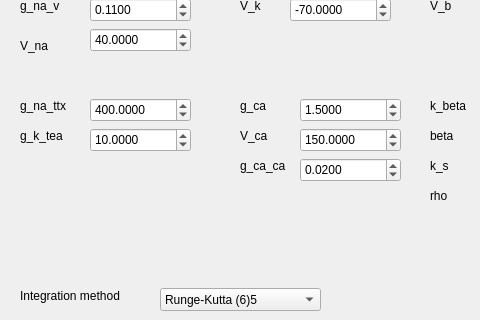
Old version of the form model_library/neuron/CPG_Model/nm_gui_cpg_model.ui in the repository GNB-UAM/RTHybrid; both pictures show x 0 to 480 and y 142 to 462 of the 609 by 462 pixel window.
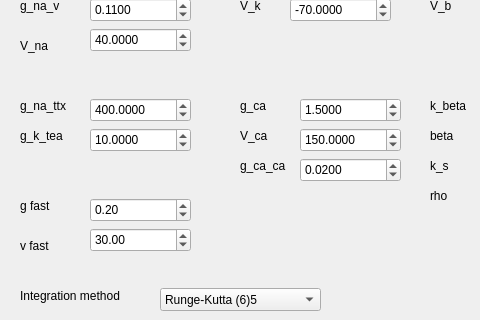
New version of the form.

Commit message: Fast synapse parameters from model 1 to model 2 can be introduced by user

```diff
--- a/model_library/neuron/CPG_Model/nm_gui_cpg_model.ui
+++ b/model_library/neuron/CPG_Model/nm_gui_cpg_model.ui
@@ -737,6 +737,58 @@
     </property>
    </item>
   </widget>
+  <widget class="QDoubleSpinBox" name="doubleSpinBox_g_fast">
+   <property name="geometry">
+    <rect>
+     <x>90</x>
+     <y>340</y>
+     <width>101</width>
+     <height>24</height>
+    </rect>
+   </property>
+   <property name="value">
+    <double>0.200000000000000</double>
+   </property>
+  </widget>
+  <widget class="QDoubleSpinBox" name="doubleSpinBox_v_fast">
+   <property name="geometry">
+    <rect>
+     <x>90</x>
+     <y>370</y>
+     <width>101</width>
+     <height>24</height>
+    </rect>
+   </property>
+   <property name="value">
+    <double>30.000000000000000</double>
+   </property>
+  </widget>
+  <widget class="QLabel" name="label_21">
+   <property name="geometry">
+    <rect>
+     <x>20</x>
+     <y>340</y>
+     <width>61</width>
+     <height>15</height>
+    </rect>
+   </property>
+   <property name="text">
+    <string>g fast</string>
+   </property>
+  </widget>
+  <widget class="QLabel" name="label_22">
+   <property name="geometry">
+    <rect>
+     <x>20</x>
+     <y>380</y>
+     <width>61</width>
+     <height>15</height>
+    </rect>
+   </property>
+   <property name="text">
+    <string>v fast</string>
+   </property>
+  </widget>
  </widget>
  <resources/>
  <connections/>
```
The commit also changes 4 other files.
